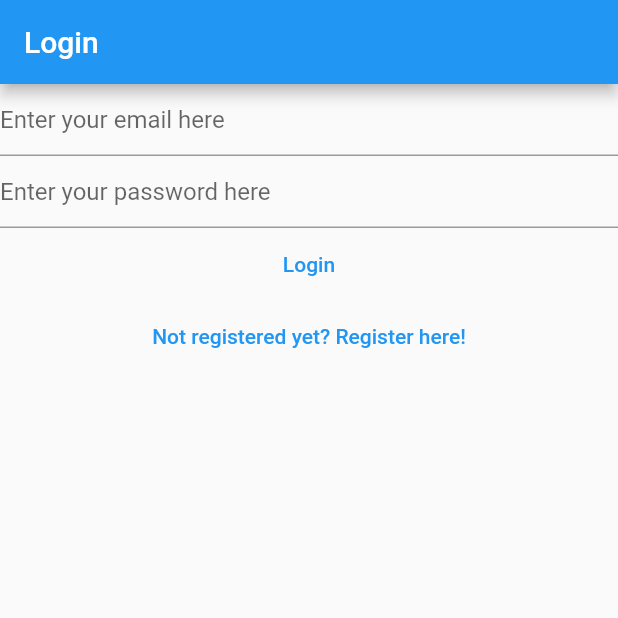
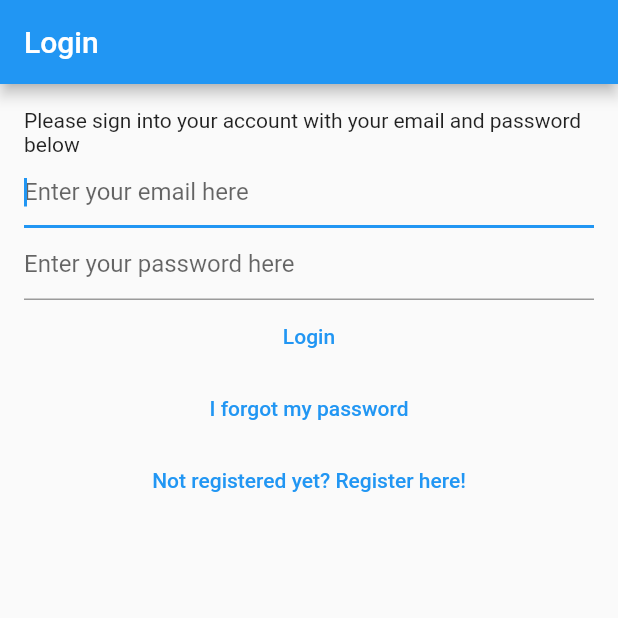
Before and after one commit to yowjak/yowjak, a Flutter app: the screen it shows after launch, on a phone screen of 412 x 824 dp, the top half of it. Run offline on Flutter 3.47's test engine with Material 2 defaults, Android fonts, the phone set to English and light mode, and no system bars; our stand-ins replace bloc, cloud_firestore, equatable, firebase_auth, firebase_core, flutter_bloc and 1 more; accounts and stored records are empty.

Commit message:
created forgot password view. updated main pages to redirect to new views. added new bloc states and updated the bloc listeners

```diff
--- a/flutter_projects/mynotes/lib/main.dart
+++ b/flutter_projects/mynotes/lib/main.dart
@@ -6,6 +6,7 @@ import 'package:mynotes/services/auth/bloc/auth_bloc.dart';
 import 'package:mynotes/services/auth/bloc/auth_event.dart';
 import 'package:mynotes/services/auth/bloc/auth_state.dart';
 import 'package:mynotes/services/auth/firebase_auth_provider.dart';
+import 'package:mynotes/views/forgot_password_view.dart';
 import 'package:mynotes/views/login_view.dart';
 import 'package:mynotes/views/notes/create_update_note_view.dart';
 import 'package:mynotes/views/notes/notes_view.dart';
@@ -58,6 +59,8 @@ class HomePage extends StatelessWidget {
         return const LoginView();
       } else if (state is AuthStateRegistering) {
         return const RegisterView();
+      } else if (state is AuthStateForgotPassword) {
+        return const ForgotPasswordView();
       } else {
         return const Scaffold(
           body: CircularProgressIndicator(),
--- a/flutter_projects/mynotes/lib/services/auth/auth_provider.dart
+++ b/flutter_projects/mynotes/lib/services/auth/auth_provider.dart
@@ -15,4 +15,5 @@ abstract class AuthProvider {
 
   Future<void> logOut();
   Future<void> sendEmailVerification();
+  Future<void> sendPasswordReset({required String toEmail});
 }
--- a/flutter_projects/mynotes/lib/services/auth/auth_service.dart
+++ b/flutter_projects/mynotes/lib/services/auth/auth_service.dart
@@ -7,6 +7,10 @@ class AuthService implements AuthProvider {
   const AuthService(this.provider);
 
   factory AuthService.firebase() => AuthService(FirebaseAuthProvider());
+
+  @override
+  Future<void> sendPasswordReset({required String toEmail}) =>
+      provider.sendPasswordReset(toEmail: toEmail);
 
   @override
   Future<AuthUser> createUser({
--- a/flutter_projects/mynotes/lib/services/auth/bloc/auth_event.dart
+++ b/flutter_projects/mynotes/lib/services/auth/bloc/auth_event.dart
@@ -23,6 +23,11 @@ class AuthEventSendEmailVerification extends AuthEvent {
   const AuthEventSendEmailVerification();
 }
 
+class AuthEventForgotPassword extends AuthEvent {
+  final String? email;
+  const AuthEventForgotPassword({this.email});
+}
+
 class AuthEventRegister extends AuthEvent {
   final String email;
   final String password;
--- a/flutter_projects/mynotes/lib/services/auth/bloc/auth_state.dart
+++ b/flutter_projects/mynotes/lib/services/auth/bloc/auth_state.dart
@@ -45,3 +45,14 @@ class AuthStateLoggedOut extends AuthState with EquatableMixin {
   @override
   List<Object?> get props => [exception, isLoading];
 }
+
+class AuthStateForgotPassword extends AuthState {
+  final Exception? exception;
+  final bool hasSentEmail;
+
+  const AuthStateForgotPassword(
+      {required this.exception,
+      required this.hasSentEmail,
+      required bool isLoading})
+      : super(isLoading: isLoading);
+}
--- /dev/null
+++ b/flutter_projects/mynotes/lib/utilities/dialogs/password_reset_email_sent_dialog.dart
@@ -0,0 +1,13 @@
+import 'package:flutter/cupertino.dart';
+import 'package:mynotes/utilities/dialogs/generic_dialog.dart';
+
+Future<void> showPasswordResetSentDialog(BuildContext context) {
+  return showGenericDialog(
+    context: context,
+    title: 'Password reset',
+    content: 'We have sent a reset email. Please check your inbox',
+    optionsBuilder: () => {
+      'OK': null,
+    },
+  );
+}
--- a/flutter_projects/mynotes/lib/views/login_view.dart
+++ b/flutter_projects/mynotes/lib/views/login_view.dart
@@ -40,7 +40,8 @@ class _LoginViewState extends State<LoginView> {
         if (state is AuthStateLoggedOut) {
           if (state.exception is UserNotFoundAuthException ||
               state.exception is WrongPasswordAuthException) {
-            await showErrorDialog(context, 'User not found');
+            await showErrorDialog(
+                context, 'Cannot find user with the entered credentials');
           } else if (state.exception is GenericAuthException) {
             await showErrorDialog(context, 'Authentication error');
           }
@@ -50,13 +51,18 @@ class _LoginViewState extends State<LoginView> {
         appBar: AppBar(
           title: const Text('Login'),
         ),
-        body: Column(
+        body: Padding(
+          padding: const EdgeInsets.all(16.0),
+          child: Column(
             children: [
+              const Text(
+                  'Please sign into your account with your email and password below'),
               TextField(
                 controller: _email,
                 keyboardType: TextInputType.emailAddress,
                 autocorrect: false,
                 enableSuggestions: false,
+                autofocus: true,
                 decoration: const InputDecoration(
                   hintText: 'Enter your email here',
                 ),
@@ -86,6 +92,14 @@ class _LoginViewState extends State<LoginView> {
               TextButton(
                 onPressed: () {
                   context.read<AuthBloc>().add(
+                        const AuthEventForgotPassword(),
+                      );
+                },
+                child: const Text('I forgot my password'),
+              ),
+              TextButton(
+                onPressed: () {
+                  context.read<AuthBloc>().add(
                         const AuthEventShouldRegister(),
                       );
                 },
@@ -94,6 +108,7 @@ class _LoginViewState extends State<LoginView> {
             ],
           ),
         ),
+      ),
     );
   }
 }
--- a/flutter_projects/mynotes/lib/views/notes/notes_view.dart
+++ b/flutter_projects/mynotes/lib/views/notes/notes_view.dart
@@ -74,7 +74,7 @@ class _NotesViewState extends State<NotesView> {
                 return NotesListview(
                   notes: allNotes,
                   onDeleteNote: (note) async {
-                    await _notesService.deleteNote(documentId: userId);
+                    await _notesService.deleteNote(documentId: note.documentId);
                   },
                   onTap: (note) {
                     Navigator.of(context).pushNamed(
```
Also changed, not shown: flutter_projects/mynotes/lib/services/auth/bloc/auth_bloc.dart (+36 -0 lines), flutter_projects/mynotes/lib/services/auth/firebase_auth_provider.dart (+18 -1 lines), flutter_projects/mynotes/lib/views/forgot_password_view.dart (added, +92 -0 lines), flutter_projects/mynotes/lib/views/register_view.dart (+16 -2 lines), flutter_projects/mynotes/lib/services/auth/auth_exceptions.dart (line endings or trailing spaces), 1 other file. Lines whose indentation alone changed are shown as unchanged.
